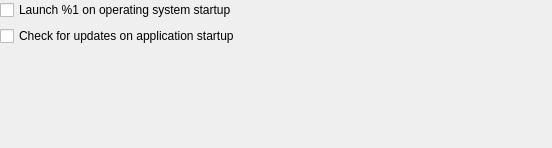
The window that src/librssguard/gui/settings/settingsgeneral.ui (martinrotter/rssguard) describes before a commit, drawn with Qt 5.
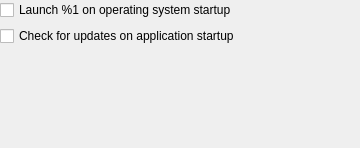
The same window after the commit.

Patch:
```diff
--- a/src/librssguard/gui/settings/settingsgeneral.ui
+++ b/src/librssguard/gui/settings/settingsgeneral.ui
@@ -6,7 +6,7 @@
    <rect>
     <x>0</x>
     <y>0</y>
-    <width>552</width>
+    <width>360</width>
     <height>148</height>
    </rect>
   </property>
```
